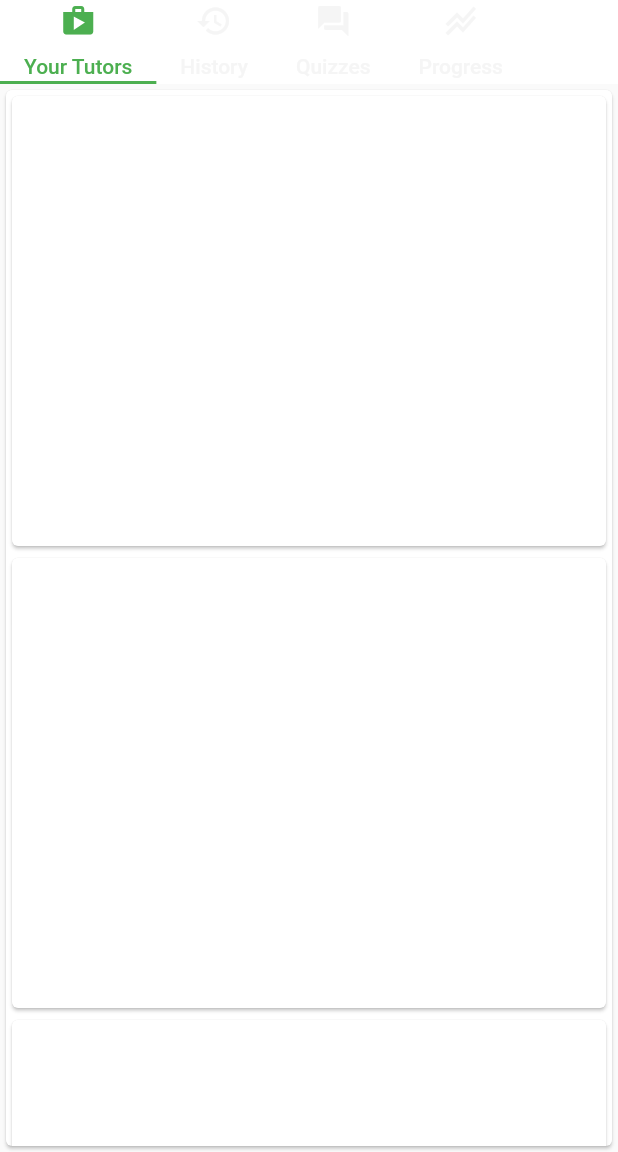
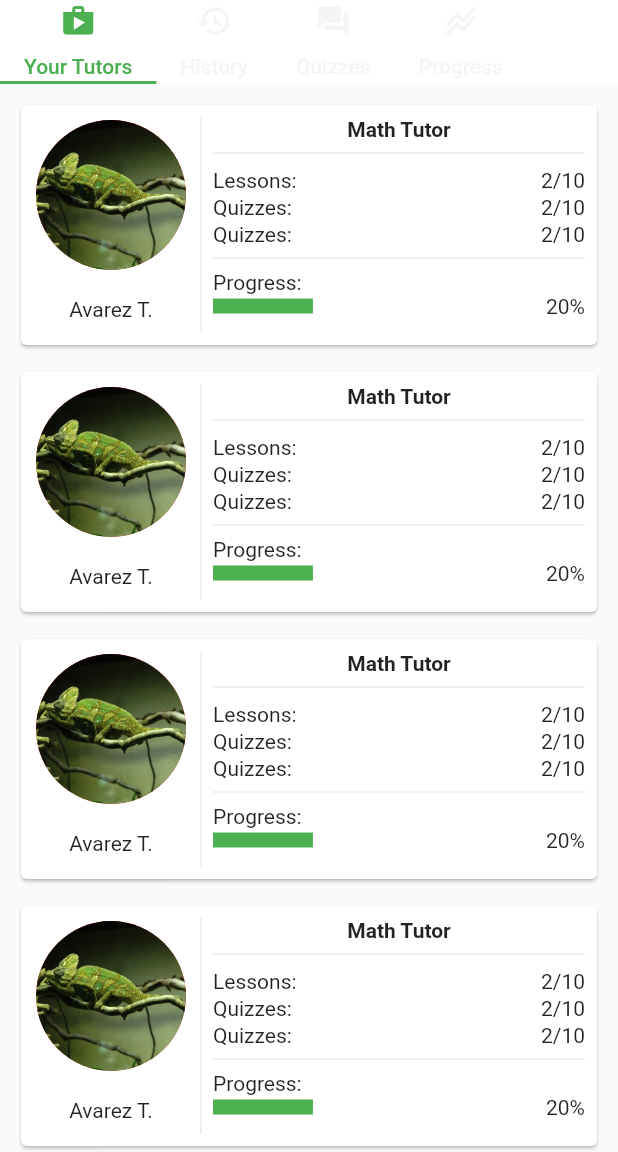
Before and after one commit to roskee/eazy_tutor_ethiopia, a Flutter app: the screen it shows after launch, after a tap on "Login", on a phone screen of 412 x 824 dp, the part 84-1236 px from its top. Run offline on Flutter 3.47's test engine with Material 2 defaults, Android fonts, the light colour scheme and no system bars; our stand-ins replace bloc, flutter_bloc.

Commit message:
designed tutor card

```diff
--- a/lib/components/tutor_card.dart
+++ b/lib/components/tutor_card.dart
@@ -5,8 +5,109 @@ import 'package:flutter/material.dart';
 class TutorCard extends StatelessWidget {
   const TutorCard({Key? key}) : super(key: key);
   @override
-  Widget build(BuildContext context) => const Card(
-          child: SizedBox(
-        height: 300,
+  Widget build(BuildContext context) => Padding(
+      padding: const EdgeInsets.only(left: 10.0, right: 10, top: 10),
+      child: InkWell(
+        borderRadius: BorderRadius.circular(5),
+        onTap: () {},
+        child: Card(
+            child: SizedBox(
+                height: 160,
+                child: Padding(
+                    padding: const EdgeInsets.all(8.0),
+                    child: SizedBox(
+                        height: 135,
+                        child: Row(
+                          children: [
+                            Column(
+                              children: [
+                                InkWell(
+                                  onTap: () {},
+                                  //borderRadius: BorderRadius.circular(50),
+                                  customBorder: const CircleBorder(),
+
+                                  child: Container(
+                                    height: 100,
+                                    width: 100,
+                                    margin: const EdgeInsets.all(2),
+                                    decoration: const BoxDecoration(
+                                        color: Colors.red,
+                                        shape: BoxShape.circle,
+                                        image: DecorationImage(
+                                          image: AssetImage(
+                                              'assets/images/image.jpg'),
+                                          fit: BoxFit.cover,
+                                        )),
+                                  ),
+                                ),
+                                const Divider(),
+                                InkWell(
+                                  child: const Text('Avarez T.'),
+                                  onTap: () {},
+                                )
+                              ],
+                            ),
+                            const VerticalDivider(),
+                            Expanded(
+                                child: Column(
+                              children: [
+                                const Text(
+                                  'Math Tutor',
+                                  style: TextStyle(fontWeight: FontWeight.bold),
+                                ),
+                                const Divider(),
+                                Padding(
+                                  padding: const EdgeInsets.only(top: 2.0),
+                                  child: Row(
+                                    mainAxisAlignment:
+                                        MainAxisAlignment.spaceBetween,
+                                    children: const [
+                                      Text('Lessons:'),
+                                      Text('2/10')
+                                    ],
+                                  ),
+                                ),
+                                Padding(
+                                  padding: const EdgeInsets.only(top: 2.0),
+                                  child: Row(
+                                    mainAxisAlignment:
+                                        MainAxisAlignment.spaceBetween,
+                                    children: const [
+                                      Text('Quizzes:'),
+                                      Text('2/10')
+                                    ],
+                                  ),
+                                ),
+                                Padding(
+                                  padding: const EdgeInsets.only(top: 2),
+                                  child: Row(
+                                    mainAxisAlignment:
+                                        MainAxisAlignment.spaceBetween,
+                                    children: const [
+                                      Text('Quizzes:'),
+                                      Text('2/10')
+                                    ],
+                                  ),
+                                ),
+                                const Divider(),
+                                const Align(
+                                    alignment: Alignment.topLeft,
+                                    child: Text('Progress:')),
+                                Row(
+                                  children: const [
+                                    Expanded(
+                                        child: SizedBox(
+                                      height: 10,
+                                      child: LinearProgressIndicator(
+                                        value: 0.3,
+                                      ),
+                                    )),
+                                    Text('20%')
+                                  ],
+                                )
+                              ],
+                            ))
+                          ],
+                        ))))),
       ));
 }
--- a/lib/route_pages/home.dart
+++ b/lib/route_pages/home.dart
@@ -3,7 +3,6 @@ import 'package:eazy_tutor_ethiopia/state_management/bloc_state.dart';
 import 'package:eazy_tutor_ethiopia/state_management/eazy_tutor_state.dart';
 import 'package:eazy_tutor_ethiopia/state_management/events.dart';
 import 'package:flutter/material.dart';
-import 'package:flutter/services.dart';
 import 'package:flutter_bloc/flutter_bloc.dart';
 
 ///This is the home page of the app
@@ -54,10 +53,10 @@ class Home extends StatelessWidget {
                                       )),
                                       PopupMenuItem(
                                           padding: const EdgeInsets.all(0),
-                                          onTap: ()=>
-                                            BlocProvider.of<EazyTutorBloc>(
-                                                    context)
-                                                .add(LogoutEvent()),
+                                          onTap: () =>
+                                              BlocProvider.of<EazyTutorBloc>(
+                                                      context)
+                                                  .add(LogoutEvent()),
                                           child: const ListTile(
                                             title: Text('Log Out'),
                                           ))
@@ -112,15 +111,13 @@ class Home extends StatelessWidget {
                     SliverFillRemaining(
                         child: TabBarView(
                       children: [
-                        Card(
-                          child: ListView(
-                              physics: const ScrollPhysics(),
-                              children:
-                                  List.generate(20, (index) => TutorCard())),
-                        ),
-                        Text('hi'),
-                        Text('hi'),
-                        Text('hi'),
+                        ListView(
+                            physics: const ScrollPhysics(),
+                            children: List.generate(
+                                20, (index) => const TutorCard())),
+                        const Text('hi'),
+                        const Text('hi'),
+                        const Text('hi'),
                       ],
                     ))
                     // SliverList(
--- a/pubspec.yaml
+++ b/pubspec.yaml
@@ -65,8 +65,8 @@ flutter:
   uses-material-design: true
 
   # To add assets to your application, add an assets section, like this:
-  # assets:
-  #   - images/a_dot_burr.jpeg
+  assets:
+    - assets/images/image.jpg
   #   - images/a_dot_ham.jpeg
 
   # An image asset can refer to one or more resolution-specific "variants", see
```
Also changed, not shown: assets/images/image.jpg (added).
